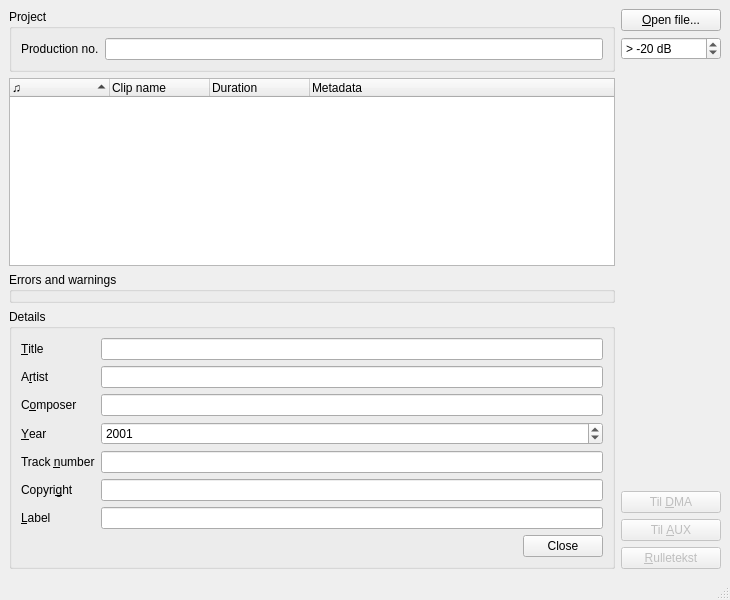
This is src/gui/pling-plong-odometer.ui in havardgulldahl/pling-plong-odometer as Qt 5 draws it before an edit. The edited form follows.
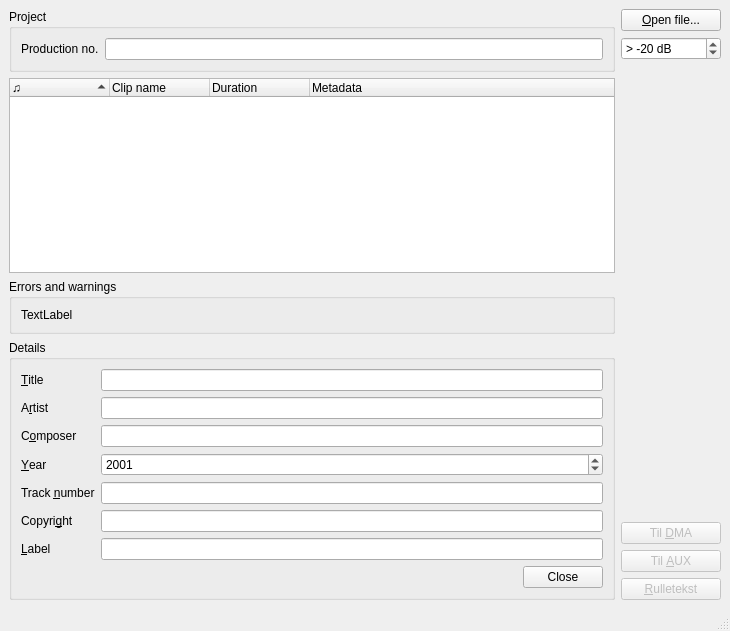
This is the edited form. Icons and pictures are not drawn.

```diff
--- a/src/gui/pling-plong-odometer.ui
+++ b/src/gui/pling-plong-odometer.ui
@@ -8,7 +8,7 @@
     <x>0</x>
     <y>0</y>
     <width>730</width>
-    <height>600</height>
+    <height>631</height>
    </rect>
   </property>
   <property name="acceptDrops">
@@ -103,6 +103,15 @@
         <property name="title">
          <string>Errors and warnings</string>
         </property>
+        <layout class="QGridLayout" name="gridLayout_2">
+         <item row="0" column="0">
+          <widget class="QLabel" name="errorText">
+           <property name="text">
+            <string>TextLabel</string>
+           </property>
+          </widget>
+         </item>
+        </layout>
        </widget>
       </item>
       <item>
```
